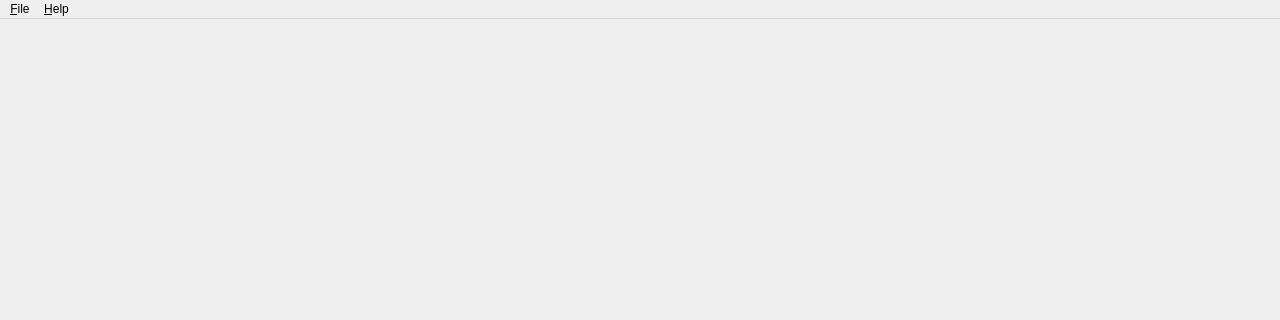
First picture: the form in qhighlife.ui, repository gsanhueza/QHighLife, before the edit; both pictures show x 0 to 1280 and y 0 to 320 of the 1280 by 720 pixel window.
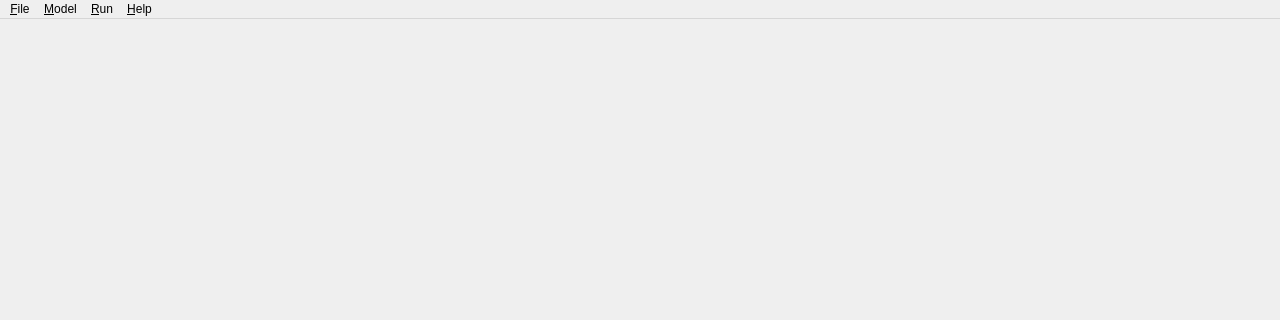
Second picture: the form after the edit.

Commit message: Modificación a interfaz GUI para hacer cargar el grid primero, luego el modelo, y recién ahí correr la implementación

```diff
--- a/qhighlife.ui
+++ b/qhighlife.ui
@@ -26,9 +26,9 @@
      <height>47</height>
     </rect>
    </property>
-   <widget class="QMenu" name="menuFile">
+   <widget class="QMenu" name="menuModel">
     <property name="title">
-     <string>&amp;File</string>
+     <string>&amp;Model</string>
     </property>
     <addaction name="actionLoadCPUModel"/>
     <addaction name="actionLoadCUDAModel"/>
@@ -46,7 +46,23 @@
     <addaction name="separator"/>
     <addaction name="actionAbout"/>
    </widget>
+   <widget class="QMenu" name="menuFile">
+    <property name="title">
+     <string>&amp;File</string>
+    </property>
+    <addaction name="actionLoadGrid"/>
+    <addaction name="separator"/>
+    <addaction name="actionExit"/>
+   </widget>
+   <widget class="QMenu" name="menuRun">
+    <property name="title">
+     <string>&amp;Run</string>
+    </property>
+    <addaction name="actionRunImplementation"/>
+   </widget>
    <addaction name="menuFile"/>
+   <addaction name="menuModel"/>
+   <addaction name="menuRun"/>
    <addaction name="menuHelp"/>
   </widget>
   <widget class="QStatusBar" name="statusbar"/>
```
Left out of the diff: 35 changed lines with no effect on the pictures. The commit also changes 6 other files.
